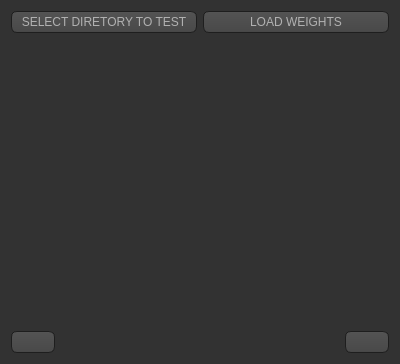
Qt form testingdialog.ui (pkarbownik/Image_Recognition) before a commit.
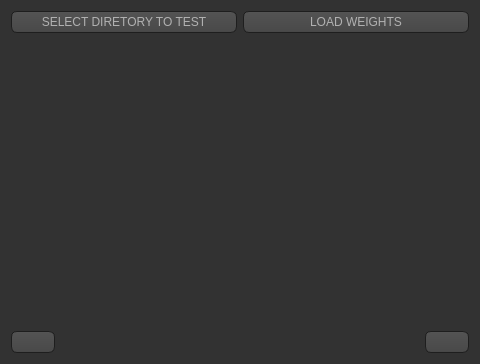
The same form after that commit. Icons and pictures are not drawn.

```diff
--- a/testingdialog.ui
+++ b/testingdialog.ui
@@ -6,7 +6,7 @@
    <rect>
     <x>0</x>
     <y>0</y>
-    <width>400</width>
+    <width>480</width>
     <height>364</height>
    </rect>
   </property>
```
